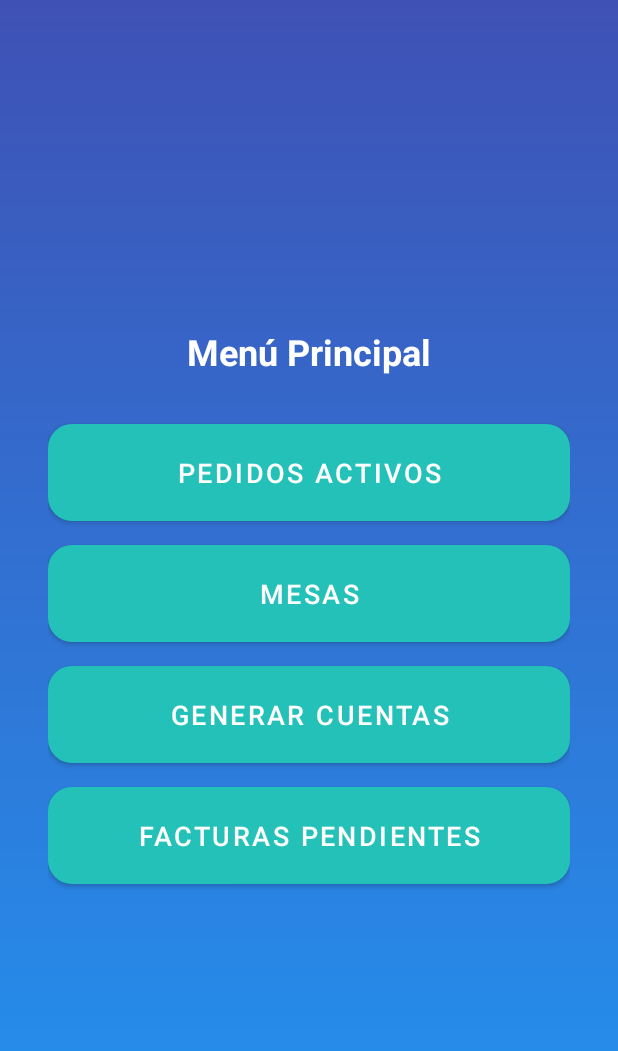
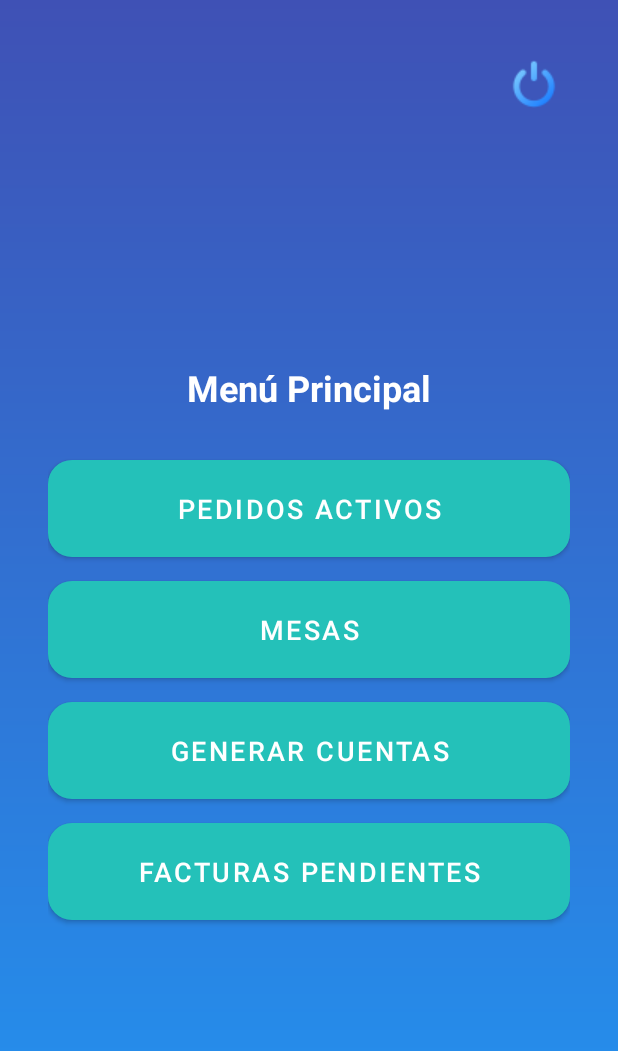
Before and after one commit to hugoo0605/BugBusters, an Android app built with Jetpack Compose: the MenuInicial screen opened directly, with no data from a screen before it, on a phone screen of 412 x 824 dp. Shown: the top 1051 px of the screen. Run offline under Robolectric (Android 15) with nearby library versions, the phone set to English and light mode, and no system bars.

Commit message:
Opcion de guardar sesión y boton de cerrar sesion

```diff
--- a/app/src/main/java/com/bugbusters/staff/activities/MenuInicial.kt
+++ b/app/src/main/java/com/bugbusters/staff/activities/MenuInicial.kt
@@ -4,6 +4,7 @@ package com.bugbusters.staff.activities
 import android.content.Intent
 import android.os.Bundle
 import android.widget.Button
+import android.widget.ImageButton
 import androidx.appcompat.app.AppCompatActivity
 import com.bugbusters.staff.R
 
@@ -17,6 +18,7 @@ class MenuInicial : AppCompatActivity() {
         val btnGenerarQR = findViewById<Button>(R.id.btnGenerarQR)
         val btnGenerarCuentas = findViewById<Button>(R.id.btnGenerarCuentas)
         val btnFacturasPendientes = findViewById<Button>(R.id.btnFacturasPendientes)
+        val btnCerrarSesion = findViewById<ImageButton>(R.id.btnCerrarSesion)
 
         btnPedidosActivos.setOnClickListener {
             startActivity(Intent(this, PedidosActivosActivity::class.java))
@@ -33,5 +35,15 @@ class MenuInicial : AppCompatActivity() {
         btnFacturasPendientes.setOnClickListener {
             startActivity(Intent(this, FacturasPendientesActivity::class.java))
         }
+
+        btnCerrarSesion.setOnClickListener {
+            val prefs = getSharedPreferences("bugbusters_prefs", MODE_PRIVATE)
+            prefs.edit().clear().apply()
+
+            val intent = Intent(this, LoginActivity::class.java)
+            intent.flags = Intent.FLAG_ACTIVITY_NEW_TASK or Intent.FLAG_ACTIVITY_CLEAR_TASK
+            startActivity(intent)
+            finish()
+        }
     }
 }
--- a/app/src/main/res/layout/activity_menu_inicial.xml
+++ b/app/src/main/res/layout/activity_menu_inicial.xml
@@ -1,11 +1,28 @@
-<?xml version="1.0" encoding="utf-8"?>
-<LinearLayout xmlns:android="http://schemas.android.com/apk/res/android"
+<RelativeLayout xmlns:android="http://schemas.android.com/apk/res/android"
     android:layout_width="match_parent"
     android:layout_height="match_parent"
     android:background="@drawable/background_gradient"
+    android:padding="32dp">
+
+    <!-- Botón cerrar sesión arriba a la derecha -->
+    <ImageButton
+        android:id="@+id/btnCerrarSesion"
+        android:layout_width="48dp"
+        android:layout_height="48dp"
+        android:layout_alignParentTop="true"
+        android:layout_alignParentEnd="true"
+        android:background="?attr/selectableItemBackgroundBorderless"
+        android:contentDescription="Cerrar sesión"
+        android:padding="8dp"
+        android:src="@drawable/ic_power_off" />
+
+    <LinearLayout
+        android:id="@+id/linearContent"
+        android:layout_width="match_parent"
+        android:layout_height="match_parent"
+        android:layout_below="@id/btnCerrarSesion"
         android:gravity="center"
-    android:orientation="vertical"
-    android:padding="32dp">
+        android:orientation="vertical">
 
         <TextView
             android:layout_width="wrap_content"
@@ -31,9 +48,11 @@
             style="@style/FancyMenuButton"
             android:text="Generar Cuentas" />
 
-    <!-- NUEVO: Botón para abrir Facturas Pendientes -->
         <Button
             android:id="@+id/btnFacturasPendientes"
             style="@style/FancyMenuButton"
             android:text="Facturas Pendientes" />
+
     </LinearLayout>
+
+</RelativeLayout>
```
Also changed, not shown: app/src/main/java/com/bugbusters/staff/activities/LoginAcitivity.kt (+22 -0 lines), app/src/main/res/layout/activity_login.xml (+8 -0 lines), app/src/main/res/drawable/ic_power_off.png (added). Lines whose indentation alone changed are shown as unchanged.
